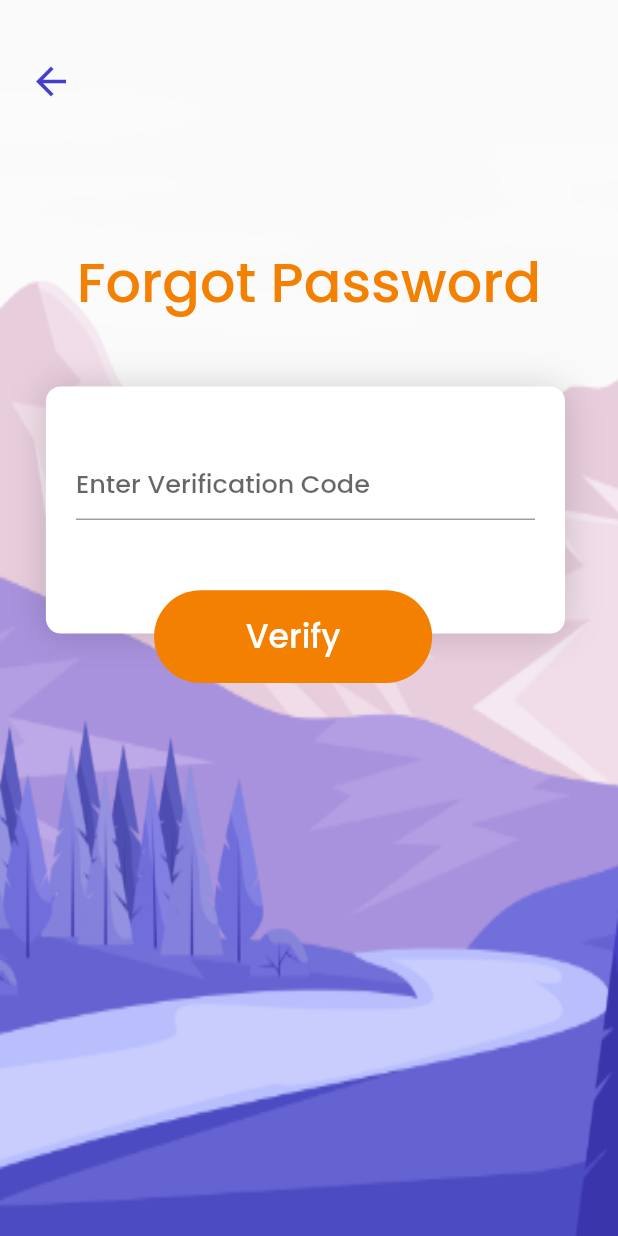
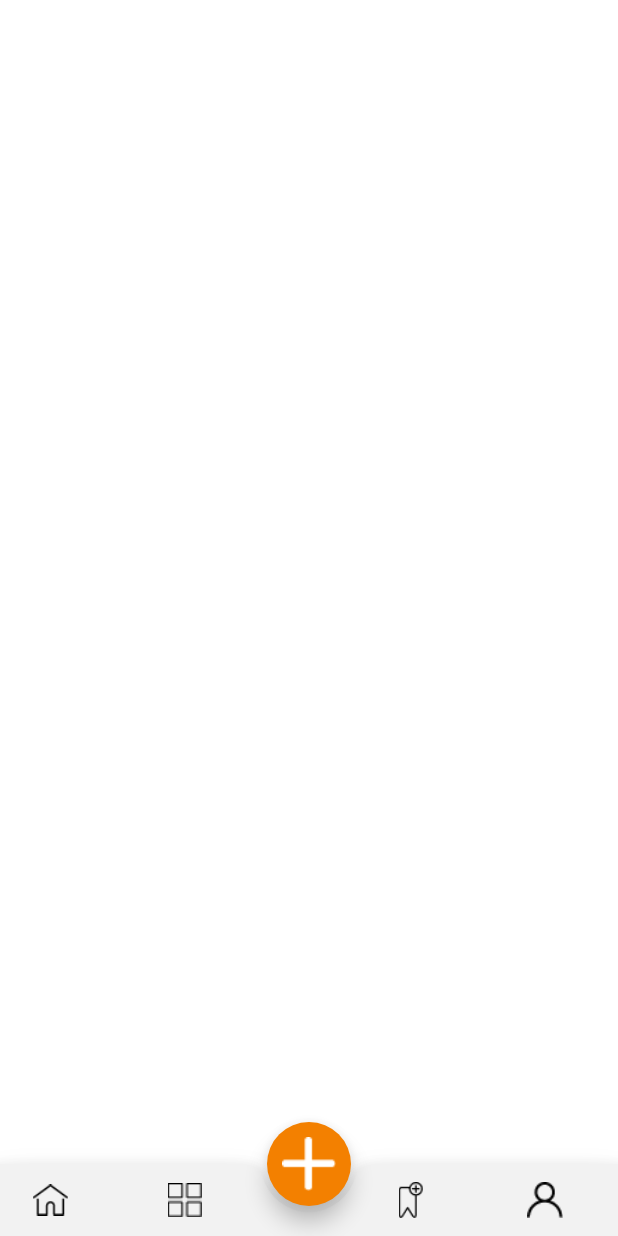
Before and after one commit to nexus-hash/Tour-Booking-App, a Flutter app: the Verification screen opened directly, after a tap on "Verify", on a phone screen of 412 x 824 dp. Run offline on Flutter 3.47's test engine with Material 2 defaults, Android fonts, the phone set to English and light mode, and no system bars.

Commit message:
Added bottom Navigation bar

```diff
--- /dev/null
+++ b/lib/Home/HomePage.dart
@@ -0,0 +1,41 @@
+import 'package:flutter/material.dart';
+
+class HomePage extends StatefulWidget {
+  @override
+  _HomePageState createState() => _HomePageState();
+}
+
+class _HomePageState extends State<HomePage> {
+  @override
+  Widget build(BuildContext context) {
+    return Scaffold(
+      backgroundColor: Colors.white,
+      bottomNavigationBar:BottomAppBar(
+        color: Color(0xFFF2F2F2),
+
+        child: Padding(
+          padding: const EdgeInsets.only(left: 10.0),
+          child: Row(
+            mainAxisAlignment: MainAxisAlignment.start,
+            children: <Widget>[
+              //We shall add two IconButtons here
+              IconButton(icon: ImageIcon(AssetImage('assets/images/homeicon.png'),color: Colors.black), onPressed: null),
+              SizedBox(width: MediaQuery.of(context).size.width*.1,),
+              IconButton(icon: ImageIcon(AssetImage('assets/images/Category.png'),color: Colors.black,), onPressed: null),
+              SizedBox(width: MediaQuery.of(context).size.width*.25,),
+              IconButton(icon: ImageIcon(AssetImage('assets/images/bookmarkicon.png'),color: Colors.black), onPressed: null),
+              SizedBox(width: MediaQuery.of(context).size.width*.1,),
+              IconButton(icon: ImageIcon(AssetImage('assets/images/user2.png'),color: Colors.black), onPressed: null),
+            ],
+          ),
+        ),
+        shape: CircularNotchedRectangle(),
+      ),
+        floatingActionButton: FloatingActionButton(onPressed: (){},
+          backgroundColor: Color(0xFFF38000),
+          child: Image.asset('assets/images/addicon.png'),
+        ),
+      floatingActionButtonLocation: FloatingActionButtonLocation.centerDocked,
+    );
+  }
+}
--- a/lib/Login/CreateAccount.dart
+++ b/lib/Login/CreateAccount.dart
@@ -1,5 +1,5 @@
 import 'package:flutter/material.dart';
-import 'package:travel_ui/LoginPage.dart';
+import 'package:travel_ui/Login/LoginPage.dart';
 
 class CreateAccount extends StatefulWidget {
   @override
--- a/lib/Login/LoginPage.dart
+++ b/lib/Login/LoginPage.dart
@@ -1,6 +1,7 @@
 import 'package:flutter/gestures.dart';
 import 'package:flutter/material.dart';
-import 'package:travel_ui/ForgotPassword.dart';
+import 'package:travel_ui/Home/HomePage.dart';
+import 'package:travel_ui/Login/ForgotPassword.dart';
 
 class LoginPage extends StatefulWidget {
   @override
@@ -127,7 +128,11 @@ class _LoginPageState extends State<LoginPage> {
                             color: Color(0xFFF38000)
                           ),
                           child: FlatButton(
-                            onPressed: (){},
+                            onPressed: (){
+                              Navigator.of(context).push(MaterialPageRoute(
+                                builder: (context){return HomePage();}
+                              ));
+                            },
                             child: Align(
                               alignment: Alignment.center,
                               child: Text('Login',style:
--- a/lib/Login/LoginProcess.dart
+++ b/lib/Login/LoginProcess.dart
@@ -1,6 +1,6 @@
 import 'package:flutter/material.dart';
-import 'package:travel_ui/CreateAccount.dart';
-import 'package:travel_ui/LoginPage.dart';
+import 'package:travel_ui/Login/CreateAccount.dart';
+import 'package:travel_ui/Login/LoginPage.dart';
 
 class LoginProcess1 extends StatefulWidget {
   @override
--- a/lib/Login/VerificationCode.dart
+++ b/lib/Login/VerificationCode.dart
@@ -1,4 +1,5 @@
 import 'package:flutter/material.dart';
+import 'package:travel_ui/Home/HomePage.dart';
 
 class Verification extends StatefulWidget {
   @override
@@ -97,7 +98,9 @@ class _VerificationState extends State<Verification> {
                           ),
                           child: FlatButton(
                             onPressed: (){
-
+                              Navigator.of(context).push(MaterialPageRoute(
+                                  builder: (context){return HomePage();}
+                              ));
                             },
                             child: Align(
                               alignment: Alignment.center,
--- a/lib/main.dart
+++ b/lib/main.dart
@@ -1,5 +1,5 @@
 import 'package:flutter/material.dart';
-import 'package:travel_ui/LoginProcess.dart';
+import 'package:travel_ui/Login/LoginProcess.dart';
 import 'package:flutter/services.dart';
 
 void main() {
```
Also changed, not shown: assets/images/Category.png (added), assets/images/addicon.png (added), assets/images/bookmarkicon.png (added), assets/images/homeicon.png (added), assets/images/menu.png (added), assets/images/phoneicon.png (added), assets/images/user2.png (added).
